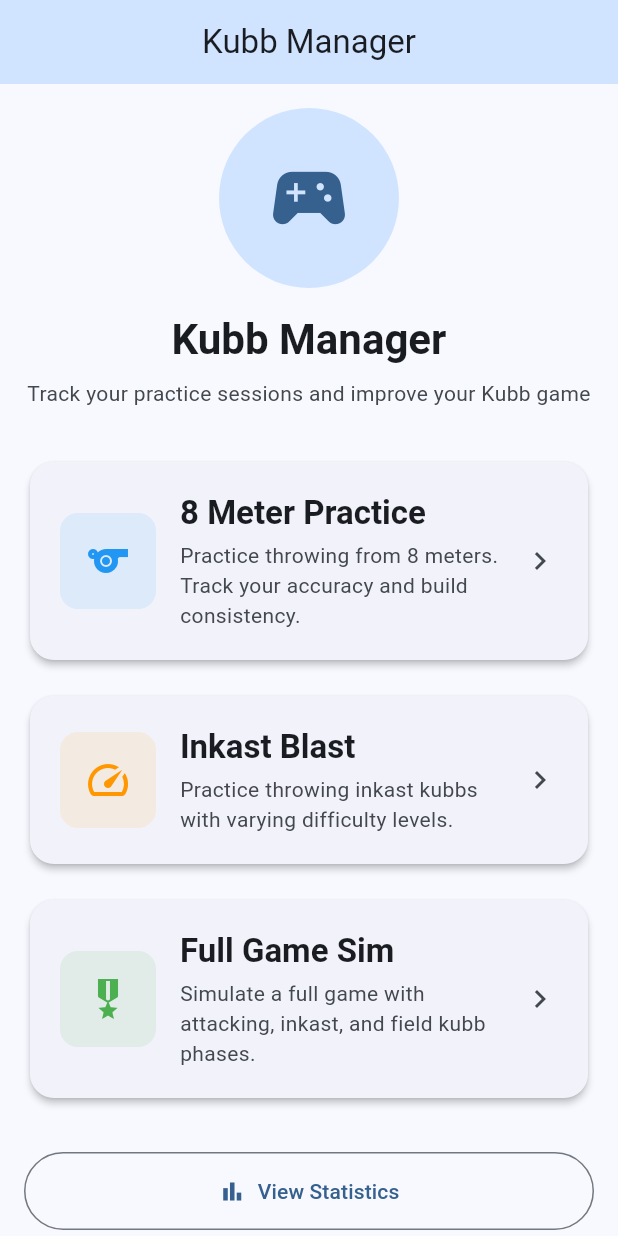
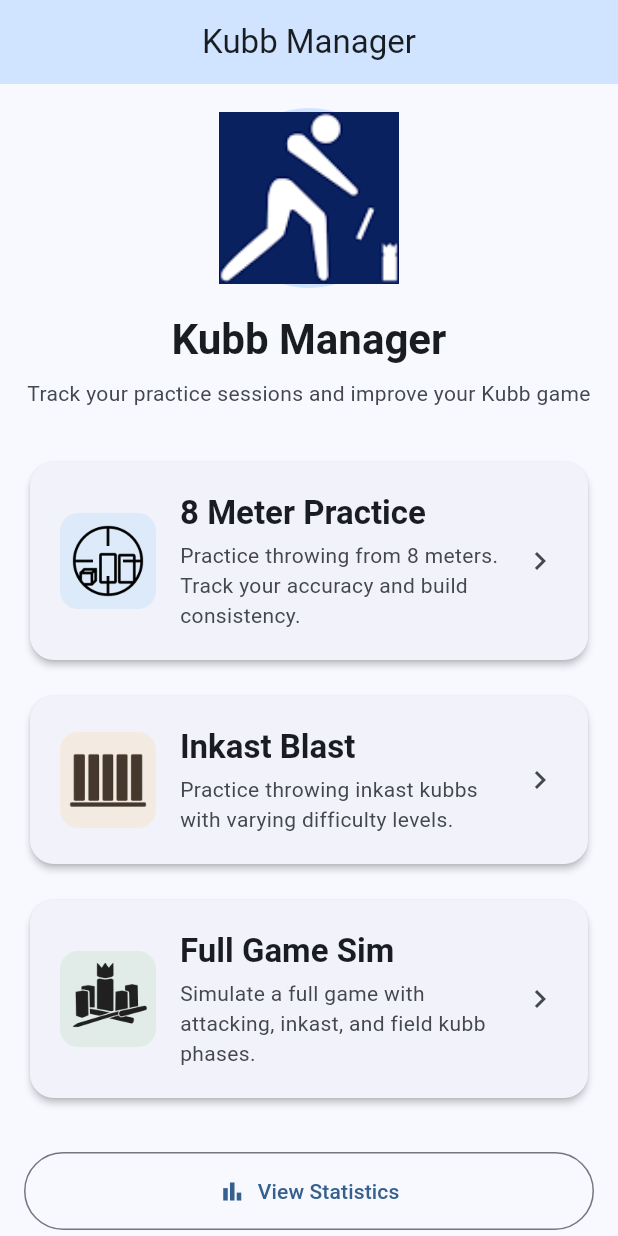
Before and after one commit to ST-Superman/KubbManager-Flutter, a Flutter app: the screen it shows after launch, on a phone screen of 412 x 824 dp. Run offline on Flutter 3.47's test engine with Material 3 defaults, Android fonts, the phone set to English and light mode, and no system bars; our stand-ins replace fl_chart, shared_preferences, sqflite; accounts and stored records are empty.

Commit message:
Update landing page with custom icons and fix deprecated API usage
- Added custom icons from assets/icons for training modes
- Replaced Icon widgets with Image.asset for 8 Meter, Inkast Blast, and Full Game Sim
- Updated app header logo to use kubbTrainer.png
- Fixed deprecated withOpacity() to use withValues(alpha:)
- Updated widget test to match actual app structure (KubbManagerApp)
- Added assets/icons directory with custom images

```diff
--- a/lib/views/landing_page.dart
+++ b/lib/views/landing_page.dart
@@ -28,7 +28,7 @@ class LandingPage extends StatelessWidget {
               title: '8 Meter Practice',
               description:
                   'Practice throwing from 8 meters. Track your accuracy and build consistency.',
-              icon: Icons.sports,
+              imagePath: 'assets/icons/8meter.png',
               color: Colors.blue,
               onTap: () {
                 _showModeSelection(context);
@@ -40,7 +40,7 @@ class LandingPage extends StatelessWidget {
               title: 'Inkast Blast',
               description:
                   'Practice throwing inkast kubbs with varying difficulty levels.',
-              icon: Icons.speed,
+              imagePath: 'assets/icons/inkastblast.png',
               color: Colors.orange,
               onTap: () {
                 // TODO: Navigate to Inkast Blast
@@ -53,7 +53,7 @@ class LandingPage extends StatelessWidget {
               title: 'Full Game Sim',
               description:
                   'Simulate a full game with attacking, inkast, and field kubb phases.',
-              icon: Icons.military_tech,
+              imagePath: 'assets/icons/kubbEquipment.png',
               color: Colors.green,
               onTap: () {
                 // TODO: Navigate to Full Game Sim
@@ -210,10 +210,11 @@ class _AppHeader extends StatelessWidget {
             color: Theme.of(context).colorScheme.primaryContainer,
             shape: BoxShape.circle,
           ),
-          child: Icon(
-            Icons.sports_esports,
-            size: 60,
-            color: Theme.of(context).colorScheme.primary,
+          child: Image.asset(
+            'assets/icons/kubbTrainer.png',
+            width: 60,
+            height: 60,
+            fit: BoxFit.contain,
           ),
         ),
         const SizedBox(height: 16),
@@ -244,17 +245,19 @@ class _AppHeader extends StatelessWidget {
 class _TrainingModeCard extends StatelessWidget {
   final String title;
   final String description;
-  final IconData icon;
+  final IconData? icon;  // Now optional
+  final String? imagePath;  // New: path to custom image
   final Color color;
   final VoidCallback onTap;
 
   const _TrainingModeCard({
     required this.title,
     required this.description,
-    required this.icon,
+    this.icon,  // Optional
+    this.imagePath,  // Optional
     required this.color,
     required this.onTap,
-  });
+  }) : assert(icon != null || imagePath != null, 'Either icon or imagePath must be provided');
 
   @override
   Widget build(BuildContext context) {
@@ -271,14 +274,21 @@ class _TrainingModeCard extends StatelessWidget {
                 width: 64,
                 height: 64,
                 decoration: BoxDecoration(
-                  color: color.withOpacity(0.1),
+                  color: color.withValues(alpha: 0.1),
                   borderRadius: BorderRadius.circular(12),
                 ),
-                child: Icon(
-                  icon,
-                  size: 32,
-                  color: color,
-                ),
+                child: imagePath != null
+                    ? Image.asset(
+                        imagePath!,
+                        width: 32,
+                        height: 32,
+                        fit: BoxFit.contain,
+                      )
+                    : Icon(
+                        icon!,
+                        size: 32,
+                        color: color,
+                      ),
               ),
               const SizedBox(width: 16),
 
--- a/pubspec.yaml
+++ b/pubspec.yaml
@@ -75,6 +75,7 @@ flutter:
   # To add assets to your application, add an assets section, like this:
   assets:
     - assets/images/
+    - assets/icons/
 
   # An image asset can refer to one or more resolution-specific "variants", see
   # https://flutter.dev/to/resolution-aware-images
```
Also changed, not shown: assets/icons/8meter.png (added), assets/icons/inkastblast.png (added), assets/icons/king.png (added), assets/icons/kubbEquipment.png (added), assets/icons/kubbTrainer.png (added), 5 other files.
